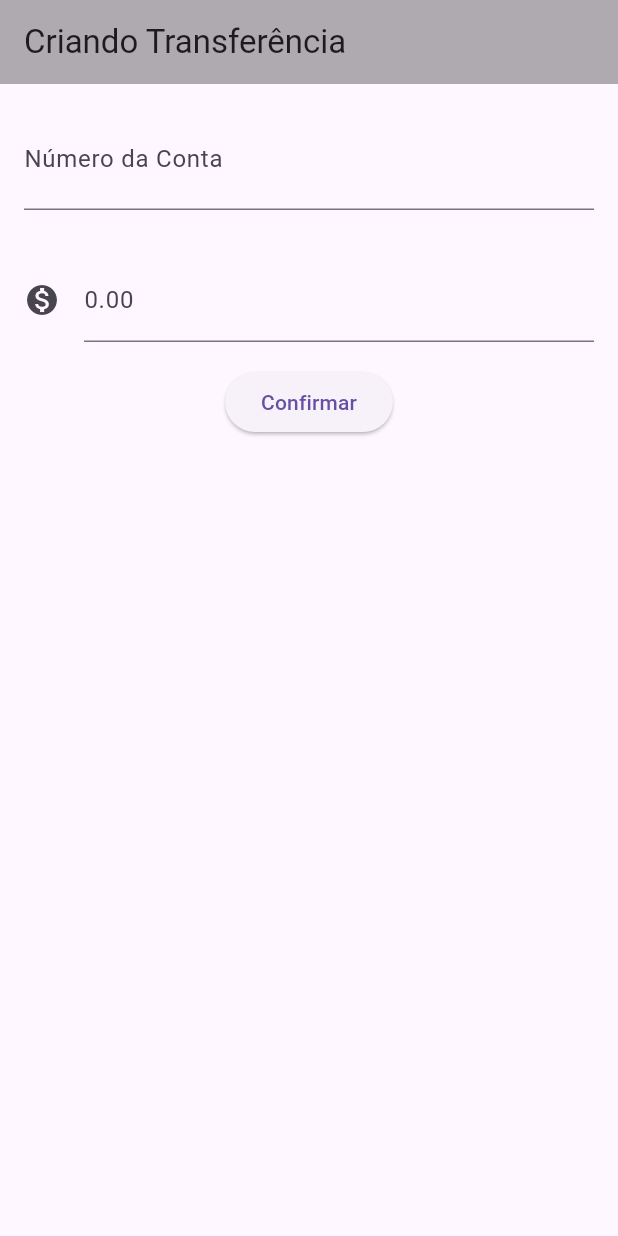
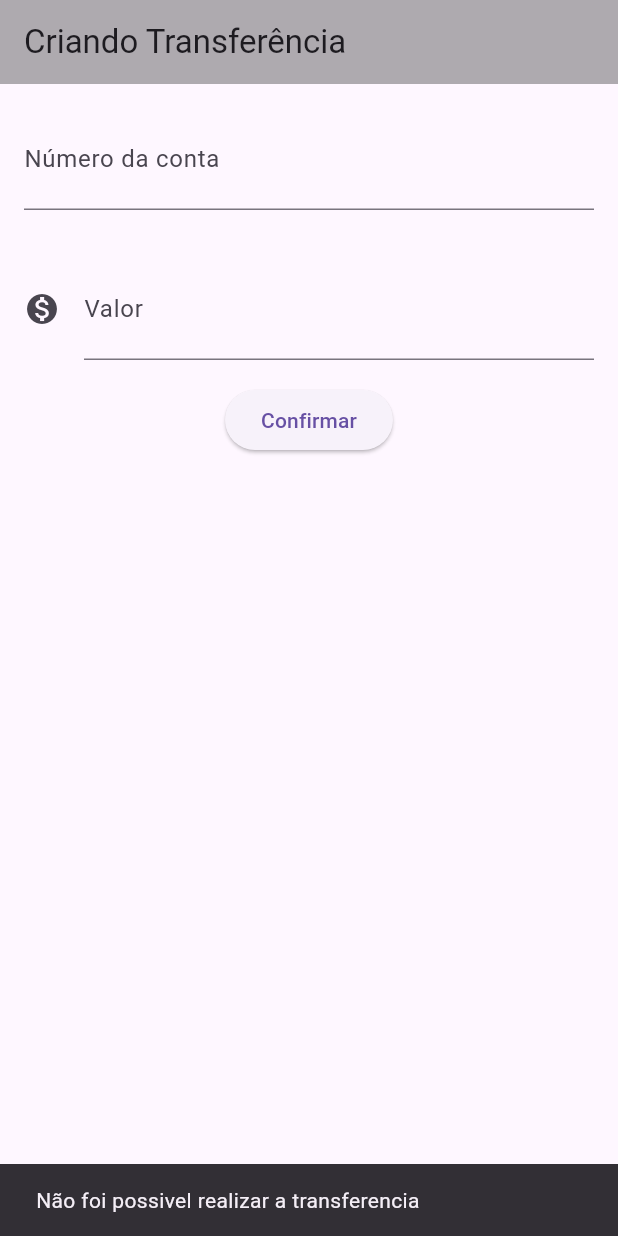
Before and after one commit to mgm290699/primeiro_app, a Flutter app: the screen it shows after launch, after a tap on "Confirmar", on a phone screen of 412 x 824 dp. Run offline on Flutter 3.47's test engine with Material 3 defaults, Android fonts, the phone set to English and light mode, and no system bars.

Commit message:
Atualizações feitas no projeto 12/04/25

```diff
--- a/lib/main.dart
+++ b/lib/main.dart
@@ -24,46 +24,64 @@ class FormularioTransferencia extends StatelessWidget {
       appBar: AppBar(title: Text('Criando Transferência'), backgroundColor: Color.fromARGB(99, 49, 49, 49),),
       body: Column(
         children: [
-          Padding(
+          Editor(controlador: _controladorCampoNumeroConta, dica: '0000', rotulo: 'Número da conta',),
+          Editor(controlador: _controladorCampoValor, dica: '0.00', rotulo: 'Valor', icone: Icons.monetization_on,),
+          ElevatedButton(
+            onPressed: () => _criaTransferencia(_controladorCampoNumeroConta, _controladorCampoValor, context),
+            child: Text('Confirmar'),
+            ),
+        ],
+      ));
+  }
+}
+
+void _criaTransferencia(_controladorCampoNumeroConta, _controladorCampoValor, BuildContext context){
+  final int? numeroConta =
+    int.tryParse(_controladorCampoNumeroConta.text);
+  final double? valor =
+    double.tryParse(_controladorCampoValor.text);
+  if(numeroConta != null && valor != null){
+    ScaffoldMessenger.of(context).showSnackBar(
+      SnackBar(
+        content: Text('Transferência feita com sucesso'),
+      ),
+    );
+  }
+  else {
+    ScaffoldMessenger.of(context).showSnackBar(
+      SnackBar(
+        content: Text('Não foi possivel realizar a transferencia'),
+        )
+    );
+    }
+}
+
+
+class Editor extends StatelessWidget {
+
+  final TextEditingController? controlador;
+  final String? rotulo;
+  final String? dica;
+  final IconData? icone;
+
+  Editor({this.controlador, this.rotulo, this.dica, this.icone});
+
+  @override
+  Widget build(BuildContext context) {
+    return Padding(
             padding: const EdgeInsets.all(16.0),
             child: TextField(
-              controller: _controladorCampoNumeroConta,
+              controller: controlador,
               style: TextStyle(
                 fontSize: 24.0
               ),
               decoration: InputDecoration(
-                labelText: 'Número da Conta',
-                hintText: '0000-X'
+                icon: icone != null ? Icon(icone) : null,
+                labelText: rotulo,
+                hintText: dica,
               ),
             ),
-          ),
-          Padding(
-            padding: const EdgeInsets.all(16.0),
-            child: TextField(
-              controller: _controladorCampoValor,
-              decoration: InputDecoration(
-                icon: Icon(Icons.monetization_on),
-                labelText: '0.00',
-                hintText: '100'
-              ),
-            ),
-          ),
-          ElevatedButton(
-            onPressed: () {
-              final int? numeroConta = int.tryParse(_controladorCampoNumeroConta.text);
-              final double? valor = double.tryParse(_controladorCampoValor.text);
-              if(numeroConta != null && valor != null){
-                final transferenciaCriada = Transferencia(valor, numeroConta);
-                print('Resultado: $transferenciaCriada');
-              }
-              else{
-                print('Valor invalido');
-              }
-            },
-            child: Text('Confirmar'),
-            ),
-        ],
-      ));
+          );
   }
 }
 
```
